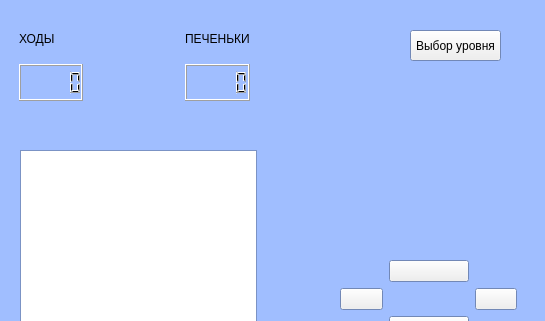
Before: the Qt Designer form cookies/cookies/level.ui in ddzhambekova/dzhambekova_d_o, drawn with Qt 5; both pictures show x 0 to 545 and y 0 to 321 of the 545 by 465 pixel window.
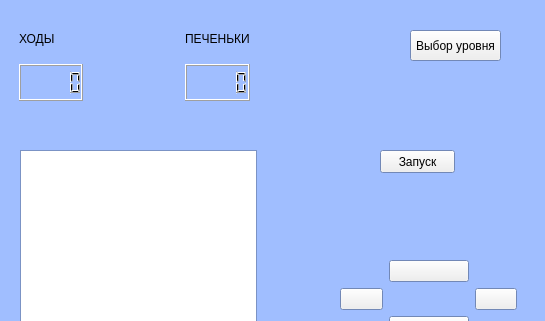
After: the same form once the commit is applied. Icons and pictures are not drawn.

```diff
--- a/cookies/cookies/level.ui
+++ b/cookies/cookies/level.ui
@@ -258,6 +258,19 @@
      </property>
     </layout>
    </widget>
+   <widget class="QPushButton" name="startMoveButton">
+    <property name="geometry">
+     <rect>
+      <x>380</x>
+      <y>150</y>
+      <width>75</width>
+      <height>23</height>
+     </rect>
+    </property>
+    <property name="text">
+     <string>Запуск</string>
+    </property>
+   </widget>
   </widget>
   <widget class="QStatusBar" name="statusbar"/>
  </widget>
```
